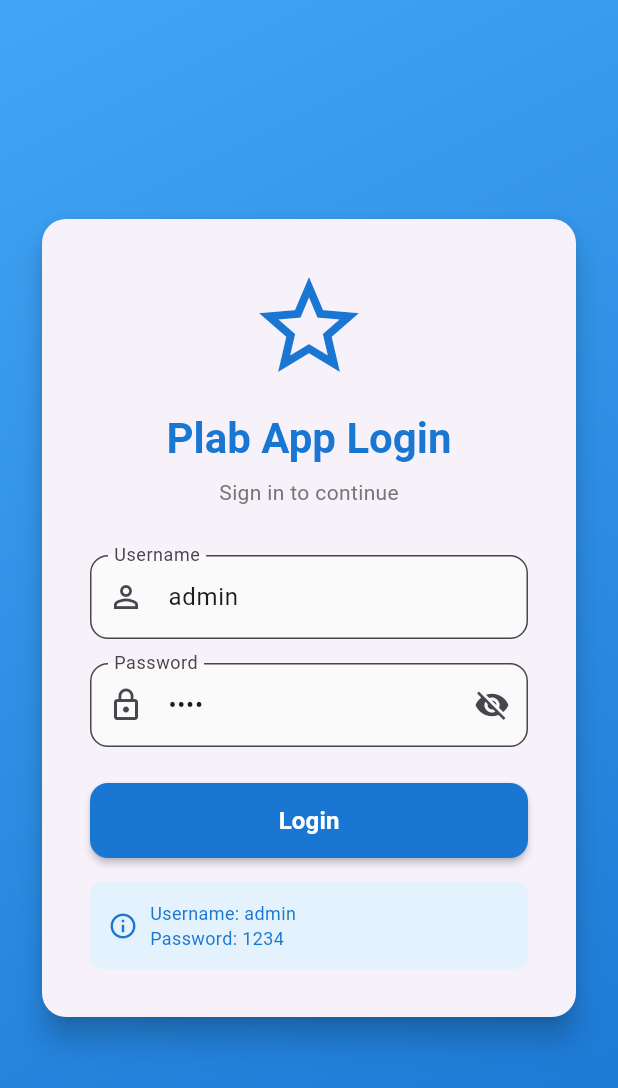
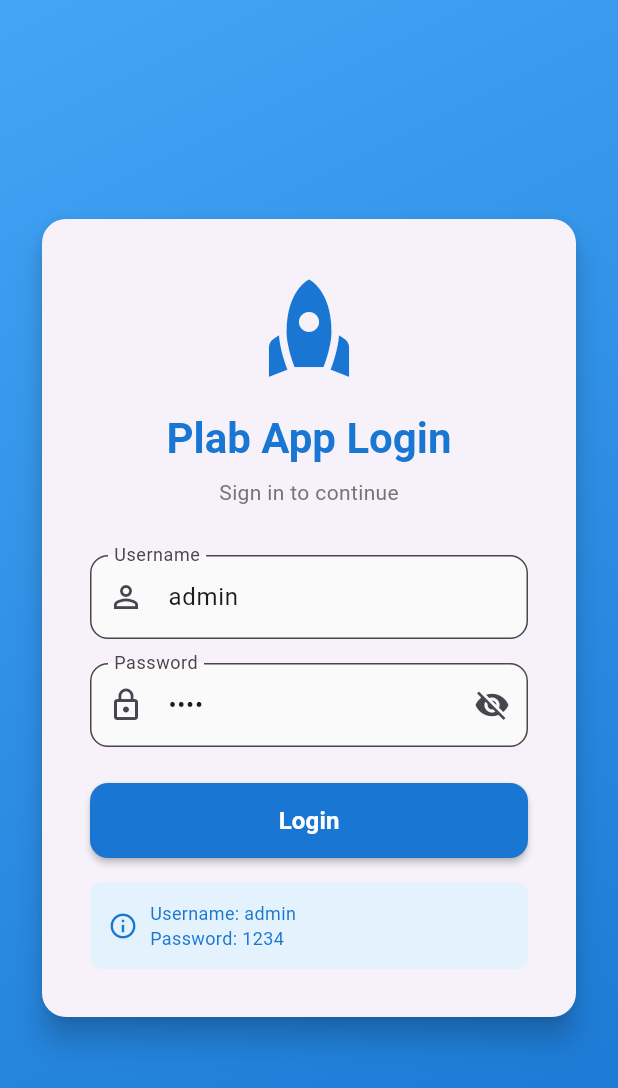
Before and after one commit to phutaneatK/plab_app, a Flutter app: the screen it shows after launch, on a phone screen of 412 x 824 dp. Shown: the top 1088 px of the screen. Run offline on Flutter 3.47's test engine with Material 3 defaults, Android fonts, the phone set to English and light mode, and no system bars; our stand-ins replace equatable, flutter_bloc, get_it; missing offline and left inert: plab_api.

Commit message:
feat : update icon

```diff
--- a/lib/presentation/login/pages/login_page.dart
+++ b/lib/presentation/login/pages/login_page.dart
@@ -84,7 +84,7 @@ class _LoginPageState extends State<LoginPage> {
                       children: [
                         // Logo
                         Icon(
-                          Icons.star_border,
+                          Icons.rocket,
                           size: 80,
                           color: Colors.blue.shade700,
                         ),
```
